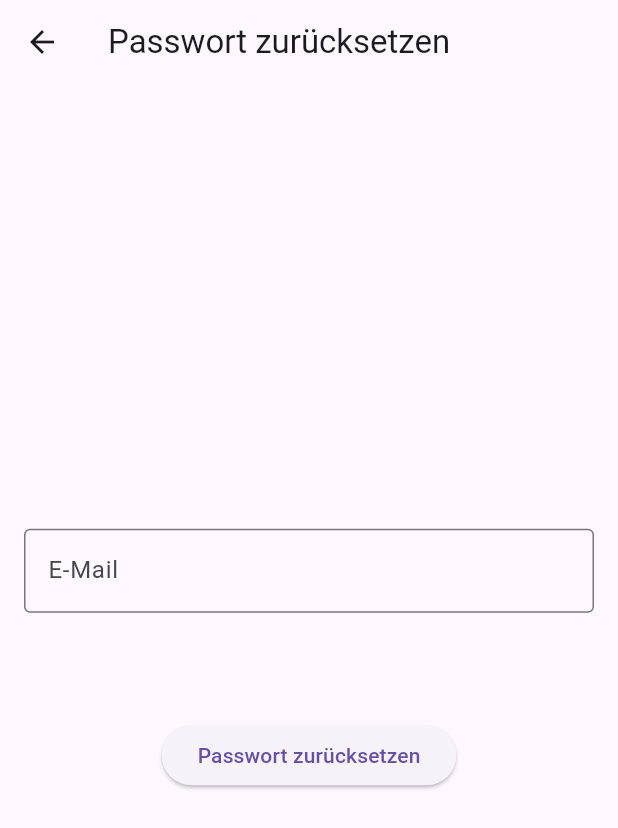
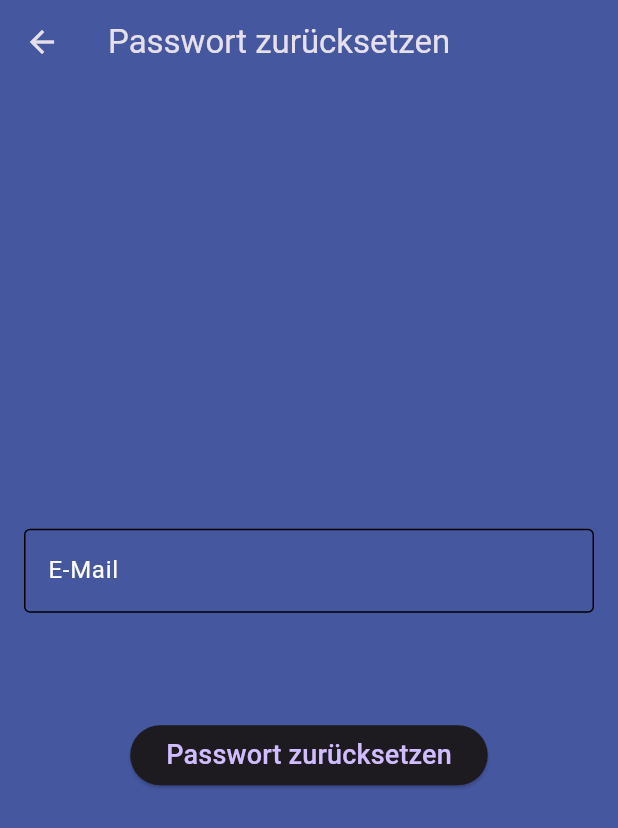
Before and after one commit to Jura17/cat_app, a Flutter app: the screen it shows after launch, after a tap on "Hier registrieren", after a tap on "Passwort zurücksetzen", on a phone screen of 412 x 824 dp. Shown: the top 828 px of the screen. Run offline on Flutter 3.47's test engine with Material 3 defaults, Android fonts, the phone set to English and light mode, and no system bars; our stand-ins replace firebase_auth, firebase_core, flutter_signin_button, google_sign_in; accounts and stored records are empty; generated files the repository leaves out were written again; network calls fail.

Commit message:
style: create basic app theme

```diff
--- /dev/null
+++ b/lib/core/theme/app_colors.dart
@@ -0,0 +1,6 @@
+import 'package:flutter/material.dart';
+
+class AppColors {
+  static const Color backdrop = Color.fromARGB(255, 69, 87, 159);
+  static const Color primary = Color.fromARGB(255, 213, 136, 255);
+}
--- /dev/null
+++ b/lib/core/theme/app_theme.dart
@@ -0,0 +1,21 @@
+import 'package:firebase_test_app/core/theme/app_colors.dart';
+import 'package:flutter/material.dart';
+
+class AppTheme {
+  static ThemeData get appTheme => ThemeData.dark().copyWith(
+        scaffoldBackgroundColor: AppColors.backdrop,
+        appBarTheme: AppBarTheme(color: AppColors.backdrop),
+        inputDecorationTheme: InputDecorationTheme(
+            enabledBorder: OutlineInputBorder(borderSide: BorderSide(color: Colors.black)),
+            focusedBorder: OutlineInputBorder(borderSide: BorderSide(color: AppColors.primary, width: 3)),
+            hintStyle: TextStyle(color: Colors.white)),
+        textButtonTheme: TextButtonThemeData(
+          style: ButtonStyle(
+            foregroundColor: WidgetStateProperty.all(AppColors.primary),
+            textStyle: WidgetStateProperty.all(
+              TextStyle(fontSize: 18),
+            ),
+          ),
+        ),
+      );
+}
--- a/lib/features/auth/data/firebase_auth_repository.dart
+++ b/lib/features/auth/data/firebase_auth_repository.dart
@@ -51,6 +51,8 @@ class FirebaseAuthRepository implements AuthRepository {
         print('exception->$e');
       }
       return "Google-Fehler: $e";
+    } on AssertionError catch (_) {
+      return null;
     }
     return null;
   }
@@ -70,7 +72,7 @@ class FirebaseAuthRepository implements AuthRepository {
       if (kDebugMode) {
         print(e);
       }
-      print(e.code);
+
       return "${errorMessages[e.code]}";
     }
   }
--- a/lib/features/auth/screens/auth_screen.dart
+++ b/lib/features/auth/screens/auth_screen.dart
@@ -55,9 +55,14 @@ class _AuthScreenState extends State<AuthScreen> {
                     ),
             ),
             SizedBox(height: 60),
-            SignInButton(Buttons.Google, onPressed: () => googleLogin()),
+            SignInButton(
+              Buttons.Google,
+              onPressed: () => googleLogin(),
+              text: "Über Google anmelden",
+            ),
             SizedBox(height: 30),
             TextButton(
+              style: Theme.of(context).textButtonTheme.style,
               onPressed: () {
                 Navigator.of(context).push(
                   MaterialPageRoute(
--- a/lib/features/auth/screens/password_reset_screen.dart
+++ b/lib/features/auth/screens/password_reset_screen.dart
@@ -43,7 +43,10 @@ class _PasswordResetScreenState extends State<PasswordResetScreen> {
             SizedBox(height: 30),
             ElevatedButton(
               onPressed: passwordReset,
-              child: Text("Passwort zurücksetzen"),
+              child: Text(
+                "Passwort zurücksetzen",
+                style: TextStyle(fontSize: 18),
+              ),
             )
           ],
         ),
--- a/lib/features/auth/widgets/login_form_widget.dart
+++ b/lib/features/auth/widgets/login_form_widget.dart
@@ -65,7 +65,10 @@ class _LoginFormWidgetState extends State<LoginFormWidget> {
         SizedBox(height: 20),
         Column(
           children: [
-            Text("Noch kein Account vorhanden?"),
+            Text(
+              "Noch kein Account vorhanden?",
+              style: TextStyle(fontSize: 18),
+            ),
             TextButton(
               onPressed: () {
                 widget.showRegisterWidgetFunction(true);
--- a/lib/features/auth/widgets/register_form_widget.dart
+++ b/lib/features/auth/widgets/register_form_widget.dart
@@ -72,7 +72,10 @@ class _RegisterFormWidgetState extends State<RegisterFormWidget> {
         SizedBox(height: 20),
         Column(
           children: [
-            Text("Bereits einen Account angelegt?"),
+            Text(
+              "Bereits einen Account angelegt?",
+              style: TextStyle(fontSize: 18),
+            ),
             TextButton(
               onPressed: () {
                 widget.showRegisterWidgetFunction(false);
--- a/lib/main_app.dart
+++ b/lib/main_app.dart
@@ -1,4 +1,5 @@
 import 'package:firebase_auth/firebase_auth.dart';
+import 'package:firebase_test_app/core/theme/app_theme.dart';
 import 'package:firebase_test_app/features/auth/data/auth_repository.dart';
 import 'package:firebase_test_app/features/auth/screens/auth_screen.dart';
 import 'package:firebase_test_app/home_screen.dart';
@@ -12,6 +13,8 @@ class MainApp extends StatelessWidget {
   @override
   Widget build(BuildContext context) {
     return MaterialApp(
+      debugShowCheckedModeBanner: false,
+      theme: AppTheme.appTheme,
       home: StreamBuilder<User?>(
           stream: authRepository.onAuthChanged() as Stream<User?>,
           builder: (context, snapshot) {
```
